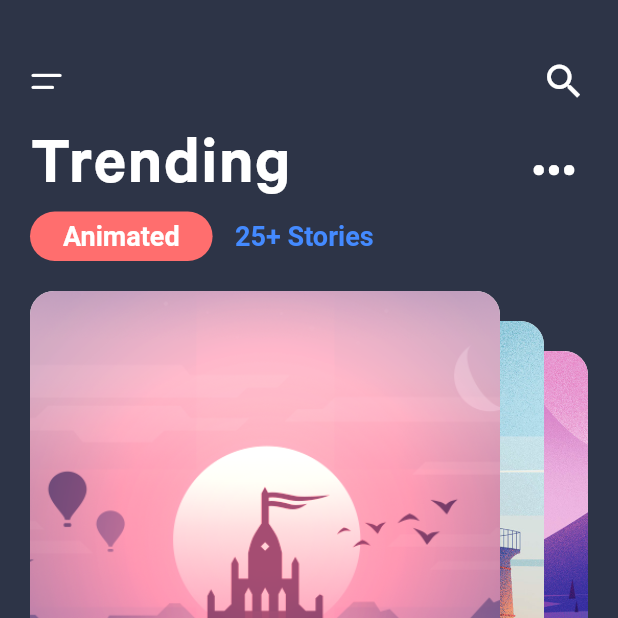
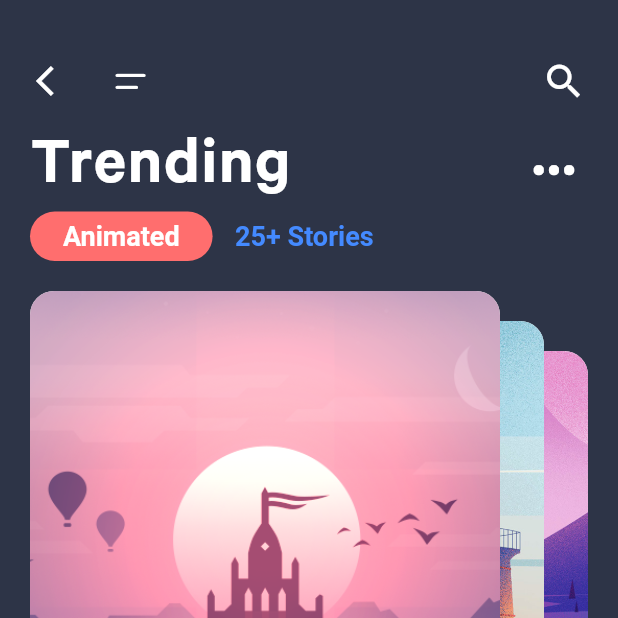
Before and after one commit to kazbeksultanov/flutter_ui_pages, a Flutter app: the StoryAppUiPage screen opened directly, on a phone screen of 412 x 824 dp, the top half of it. Run offline on Flutter 3.47's test engine with Material 2 defaults, Android fonts, the phone set to English and light mode, and no system bars; missing offline and left inert: gradient_text.

Commit message:
favourites_ui_page added back button to drawer alert dialog. Story app added back button.

```diff
--- a/lib/main.dart
+++ b/lib/main.dart
@@ -18,7 +18,7 @@ class MyApp extends StatelessWidget {
       ),
       debugShowCheckedModeBanner: false,
       home: UiPageList(),
-//      home: FavouritesUiPage(),
+//      home: StoryAppUiPage(),
     );
   }
 }
--- a/lib/story_app_ui_page/story_app_ui_page.dart
+++ b/lib/story_app_ui_page/story_app_ui_page.dart
@@ -38,6 +38,22 @@ class _StoryAppUiPageState extends State<StoryAppUiPage> {
                 child: Row(
                   mainAxisAlignment: MainAxisAlignment.spaceBetween,
                   children: <Widget>[
+                    Row(
+                      mainAxisAlignment: MainAxisAlignment.start,
+                      crossAxisAlignment: CrossAxisAlignment.center,
+                      mainAxisSize: MainAxisSize.min,
+                      children: <Widget>[
+                        IconButton(
+                          icon: Icon(
+                            Icons.arrow_back_ios,
+                            color: Colors.white,
+                            size: 24.0,
+                          ),
+                          onPressed: () {
+                            Navigator.of(context).pop();
+                          },
+                        ),
+                        SizedBox(width: 8.0),
                         IconButton(
                           icon: Icon(
                             CustomIcons.menu,
@@ -45,6 +61,8 @@ class _StoryAppUiPageState extends State<StoryAppUiPage> {
                             size: 30.0,
                           ),
                           onPressed: () {},
+                        ),
+                      ],
                     ),
                     IconButton(
                       icon: Icon(
@@ -218,11 +236,11 @@ class _StoryAppUiPageState extends State<StoryAppUiPage> {
               Align(
                 alignment: Alignment.centerLeft,
                 child: GestureDetector(
-                  onTap: ()  {
+                  onTap: () {
                     setState(() {
                       if (_animate) {
                         ++fotoNumPrev;
-                      } else{
+                      } else {
                         ++fotoNum;
                       }
 
```
Also changed, not shown: lib/favourites_ui_page/favourites_ui_page.dart (+16 -3 lines). Lines whose indentation alone changed are shown as unchanged.
